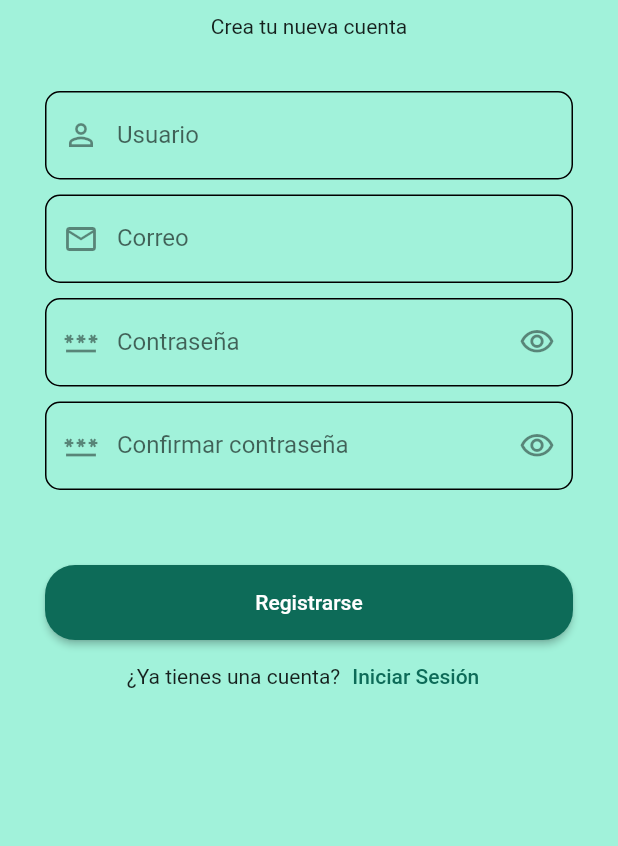
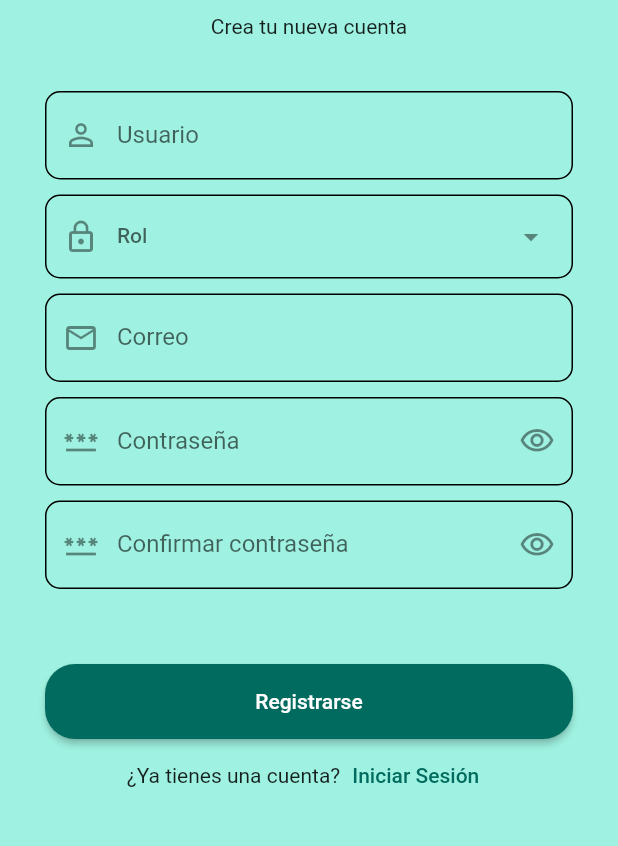
Before and after one commit to rebert-medicity/rebert_app, a Flutter app: the screen it shows after launch, after a tap on "Iniciar Sesión", after a tap on "Regístrate", on a phone screen of 412 x 824 dp, the part 221-1067 px from its top. Run offline on Flutter 3.47's test engine with Material 2 defaults, Android fonts, the phone set to English and light mode, and no system bars; our stand-ins replace hive_flutter; accounts and stored records are empty.

Commit message:
add role in register

```diff
--- a/lib/main_app.dart
+++ b/lib/main_app.dart
@@ -10,7 +10,7 @@ class MainApp extends StatelessWidget {
     return MaterialApp(
       theme: ThemeData.from(
         colorScheme: ColorScheme.fromSeed(
-          seedColor: const Color.fromRGBO(120, 194, 173, 1.0),
+          seedColor: Color.fromARGB(255, 44, 141, 126),
         ),
       ),
       home: const Login(),
--- a/lib/ui/signup.dart
+++ b/lib/ui/signup.dart
@@ -1,5 +1,10 @@
 import 'package:flutter/material.dart';
 import 'package:hive_flutter/hive_flutter.dart';
+
+final List<DropdownMenuEntry<String>> roles = <DropdownMenuEntry<String>>[
+  DropdownMenuEntry(value: '01', label: 'Médico'),
+  DropdownMenuEntry(value: '02', label: 'Paciente')
+];
 
 class Signup extends StatefulWidget {
   const Signup({super.key});
@@ -21,6 +26,7 @@ class _SignupState extends State<Signup> {
 
   final Box _boxAccounts = Hive.box("accounts");
   bool _obscurePassword = true;
+  String? selectedRole;
 
   @override
   Widget build(BuildContext context) {
@@ -66,6 +72,31 @@ class _SignupState extends State<Signup> {
                   return null;
                 },
                 onEditingComplete: () => _focusNodeEmail.requestFocus(),
+              ),
+              const SizedBox(height: 10),
+              DropdownMenu<String>(
+                label: const Text('Rol'),
+                dropdownMenuEntries: roles,
+                onSelected: (String? color) {
+                  setState(() {
+                    selectedRole = color;
+                  });
+                },
+                menuStyle: const MenuStyle(
+                  backgroundColor: MaterialStatePropertyAll(Colors.greenAccent),
+                ),
+                enableSearch: true,
+                hintText: 'Seleccionar un rol',
+                width: 435,
+                leadingIcon: const Icon(Icons.lock_outline),
+                inputDecorationTheme: InputDecorationTheme(
+                  border: OutlineInputBorder(
+                    borderRadius: BorderRadius.circular(10),
+                  ),
+                  enabledBorder: OutlineInputBorder(
+                    borderRadius: BorderRadius.circular(10),
+                  ),
+                ),
               ),
               const SizedBox(height: 10),
               TextFormField(
```
